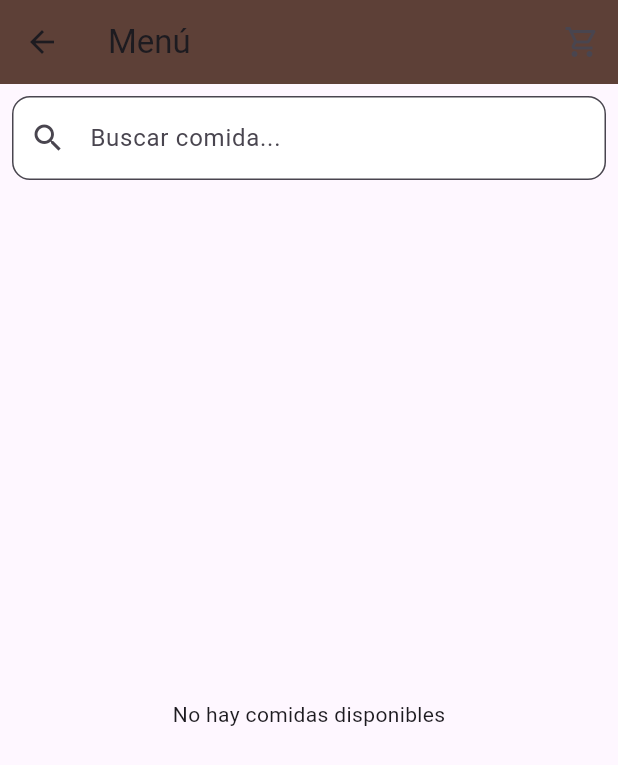
After one commit to Marco2305-may/app_polleria_cabana, a Flutter app: the MenuScreen screen opened directly, after a tap on the "shopping cart" icon, on a phone screen of 412 x 824 dp. The commit adds this screen. Shown: the top 765 px of the screen. Run offline on Flutter 3.47's test engine with Material 3 defaults, Android fonts, the phone set to English and light mode, and no system bars; our stand-ins replace sqflite; missing offline and left inert: dart:ffi; accounts and stored records are empty.

Commit message:
Tercer commit: Trabajo del Login Screens y demas modificaciones

```diff
--- /dev/null
+++ b/lib/features/menu/data/comida_model.dart
@@ -0,0 +1,40 @@
+class Comida {
+  final int id;
+  final String nombre;
+  final String descripcion;
+  final double precio;
+  final String tipo;
+  final String imagen;
+
+  Comida({
+    required this.id,
+    required this.nombre,
+    required this.descripcion,
+    required this.precio,
+    required this.tipo,
+    required this.imagen,
+  });
+
+  factory Comida.fromMap(Map<String, dynamic> map) {
+    return Comida(
+      id: map['id_comida'],
+      nombre: map['nombre'],
+      descripcion: map['descripcion'],
+      precio: map['precio'],
+      tipo: map['tipo'],
+      imagen: map['imagen'] ?? '',
+    );
+  }
+
+  /// Este método convierte el objeto en un Map para usar en la BD
+  Map<String, dynamic> toMap() {
+    return {
+      'id_comida': id,
+      'nombre': nombre,
+      'descripcion': descripcion,
+      'precio': precio,
+      'tipo': tipo,
+      'imagen': imagen,
+    };
+  }
+}
--- /dev/null
+++ b/lib/features/menu/data/menu_repository.dart
@@ -0,0 +1,74 @@
+import 'package:sqflite/sqflite.dart';
+import '../../../core/database/database_helper.dart';
+import 'comida_model.dart';
+
+class MenuRepository {
+  final dbHelper = DatabaseHelper.instance;
+
+  /// Obtiene todas las comidas
+  Future<List<Comida>> getComidas() async {
+    try {
+      final Database db = await dbHelper.database;
+      final List<Map<String, dynamic>> result = await db.query('Comida');
+
+      // Asignar imagen si está vacía
+      return result.map((map) {
+        if (map['imagen'] == null || (map['imagen'] as String).isEmpty) {
+          map['imagen'] = _imagenPorNombre(map['nombre']);
+        }
+        return Comida.fromMap(map);
+      }).toList();
+    } catch (e) {
+      print('Error al obtener comidas: $e');
+      return [];
+    }
+  }
+
+  /// Inserta una nueva comida o actualiza si ya existe
+  Future<void> insertarComida(Comida comida) async {
+    try {
+      final Database db = await dbHelper.database;
+      await db.insert(
+        'Comida',
+        comida.toMap(),
+        conflictAlgorithm: ConflictAlgorithm.replace,
+      );
+    } catch (e) {
+      print('Error al insertar comida: $e');
+    }
+  }
+
+  /// Elimina una comida por su id
+  Future<void> eliminarComida(int id) async {
+    try {
+      final Database db = await dbHelper.database;
+      await db.delete('Comida', where: 'id_comida = ?', whereArgs: [id]);
+    } catch (e) {
+      print('Error al eliminar comida: $e');
+    }
+  }
+
+  /// Función para asignar automáticamente imagen según el nombre de la comida
+  String _imagenPorNombre(String nombre) {
+    switch (nombre.toLowerCase()) {
+      case 'pollo a la brasa':
+        return 'assets/images/pollo_brasa.png';
+      case '1/2 pollo a la brasa':
+        return 'assets/images/medio_pollo.png';
+      case '1/4 pollo a la brasa':
+        return 'assets/images/cuarto_pollo.png';
+      case 'broaster familiar':
+        return 'assets/images/broaster.png';
+      case 'alitas bbq':
+        return 'assets/images/alitas_bbq.png';
+      case 'gaseosa inca kola 1l':
+        return 'assets/images/inka_kola.png';
+      case 'porción de papas adicionales':
+        return 'assets/images/papas_extra.png';
+      case 'porción de arroz chaufa':
+        return 'assets/images/arroz_chaufa.png';
+      default:
+        return 'assets/images/default_food.jpg';
+    }
+  }
+}
--- /dev/null
+++ b/lib/features/menu/domain/get_comidas_usecase.dart
@@ -0,0 +1,12 @@
+import '../data/menu_repository.dart';
+import '../data/comida_model.dart';
+
+class GetComidasUseCase {
+  final MenuRepository repository;
+
+  GetComidasUseCase(this.repository);
+
+  Future<List<Comida>> execute() async {
+    return await repository.getComidas();
+  }
+}
--- /dev/null
+++ b/lib/features/menu/presentation/menu_screen.dart
@@ -0,0 +1,141 @@
+import 'package:flutter/material.dart';
+import '../data/menu_repository.dart';
+import '../domain/get_comidas_usecase.dart';
+import '../data/comida_model.dart';
+import 'detalle_comida_screen.dart'; // Nuevo detalle
+
+class MenuScreen extends StatefulWidget {
+  const MenuScreen({super.key});
+
+  @override
+  State<MenuScreen> createState() => _MenuScreenState();
+}
+
+class _MenuScreenState extends State<MenuScreen> {
+  late GetComidasUseCase _getComidasUseCase;
+  List<Comida> _comidas = [];
+  List<Comida> _filtered = [];
+  final TextEditingController _searchController = TextEditingController();
+
+  @override
+  void initState() {
+    super.initState();
+    _getComidasUseCase = GetComidasUseCase(MenuRepository());
+    _loadComidas();
+  }
+
+  Future<void> _loadComidas() async {
+    final comidas = await _getComidasUseCase.execute();
+    setState(() {
+      _comidas = comidas;
+      _filtered = comidas;
+    });
+  }
+
+  void _filterComidas(String query) {
+    setState(() {
+      _filtered = _comidas
+          .where((c) => c.nombre.toLowerCase().contains(query.toLowerCase()))
+          .toList();
+    });
+  }
+
+  @override
+  Widget build(BuildContext context) {
+    return Scaffold(
+      appBar: AppBar(
+        title: const Text('Menú'),
+        backgroundColor: Colors.brown[700],
+        actions: [
+          IconButton(
+            icon: const Icon(Icons.shopping_cart_outlined),
+            onPressed: () {
+              // Aquí irá el acceso al carrito
+            },
+          ),
+        ],
+      ),
+      body: Column(
+        children: [
+          Padding(
+            padding: const EdgeInsets.all(8.0),
+            child: TextField(
+              controller: _searchController,
+              onChanged: _filterComidas,
+              decoration: InputDecoration(
+                hintText: 'Buscar comida...',
+                prefixIcon: const Icon(Icons.search),
+                filled: true,
+                fillColor: Colors.white,
+                border:
+                OutlineInputBorder(borderRadius: BorderRadius.circular(12)),
+              ),
+            ),
+          ),
+          Expanded(
+            child: _filtered.isEmpty
+                ? const Center(child: Text('No hay comidas disponibles'))
+                : GridView.builder(
+              padding: const EdgeInsets.all(8),
+              gridDelegate: const SliverGridDelegateWithFixedCrossAxisCount(
+                crossAxisCount: 2,
+                mainAxisSpacing: 8,
+                crossAxisSpacing: 8,
+                childAspectRatio: 0.75,
+              ),
+              itemCount: _filtered.length,
+              itemBuilder: (context, index) {
+                final comida = _filtered[index];
+                return GestureDetector(
+                  onTap: () {
+                    Navigator.push(
+                      context,
+                      MaterialPageRoute(
+                        builder: (_) =>
+                            DetalleComidaScreen(comida: comida),
+                      ),
+                    );
+                  },
+                  child: Card(
+                    shape: RoundedRectangleBorder(
+                        borderRadius: BorderRadius.circular(12)),
+                    elevation: 3,
+                    child: Column(
+                      crossAxisAlignment: CrossAxisAlignment.stretch,
+                      children: [
+                        Expanded(
+                          child: ClipRRect(
+                            borderRadius: const BorderRadius.vertical(
+                                top: Radius.circular(12)),
+                            child: comida.imagen.isNotEmpty
+                                ? Image.asset(comida.imagen, fit: BoxFit.cover)
+                                : Image.asset(
+                                'assets/images/default_food.jpg',
+                                fit: BoxFit.cover),
+                          ),
+                        ),
+                        Padding(
+                          padding: const EdgeInsets.all(8.0),
+                          child: Column(
+                            crossAxisAlignment: CrossAxisAlignment.start,
+                            children: [
+                              Text(comida.nombre,
+                                  style: const TextStyle(
+                                      fontWeight: FontWeight.bold)),
+                              const SizedBox(height: 4),
+                              Text('S/ ${comida.precio.toStringAsFixed(2)}'),
+                            ],
+                          ),
+                        ),
+                      ],
+                    ),
+                  ),
+                );
+              },
+            ),
+          ),
+        ],
+      ),
+    );
+  }
+}
```
Also changed, not shown: lib/features/auth/presentation/login_screen.dart (+8 -0 lines), lib/features/home/presentation/home_screen.dart (added, +62 -0 lines), lib/features/menu/presentation/detalle_comida_screen.dart (added, +103 -0 lines), lib/features/pedidos/presentation/pedido_screen.dart (added, +23 -0 lines), lib/features/perfil/presentation/perfil_screen.dart (added, +23 -0 lines), lib/features/reservaciones/presentation/reservacion_screen.dart (added, +23 -0 lines), pubspec.yaml (+1 -6 lines), assets/images/alitas_bbq.png (added), assets/images/arroz_chaufa.png (added), assets/images/broaster.png (added), assets/images/cuarto_pollo.png (added), assets/images/inka_kola.png (added), assets/images/medio_pollo.png (added), assets/images/papas_extra.png (added), 1 more files.
